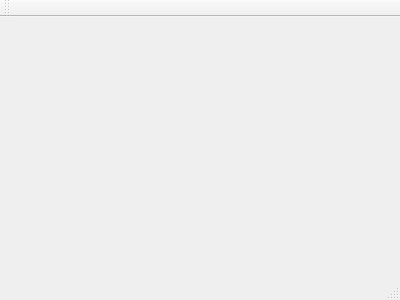
This is QT_project/WeerProject/mainwindow.ui in TheKayneGame/AlWEER-een-project as Qt 5 draws it before an edit. The edited form follows.
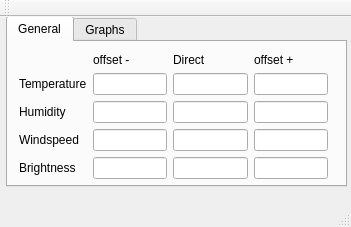
This is the edited form.

```diff
--- a/QT_project/WeerProject/mainwindow.ui
+++ b/QT_project/WeerProject/mainwindow.ui
@@ -1,24 +1,194 @@
 <ui version="4.0">
  <class>MainWindow</class>
- <widget class="QMainWindow" name="MainWindow" >
-  <property name="geometry" >
+ <widget class="QMainWindow" name="MainWindow">
+  <property name="geometry">
    <rect>
     <x>0</x>
     <y>0</y>
-    <width>400</width>
-    <height>300</height>
+    <width>351</width>
+    <height>227</height>
    </rect>
   </property>
   <property name="windowTitle" >
    <string>MainWindow</string>
   </property>
-  <widget class="QMenuBar" name="menuBar" />
-  <widget class="QToolBar" name="mainToolBar" />
-  <widget class="QWidget" name="centralWidget" />
-  <widget class="QStatusBar" name="statusBar" />
+  <widget class="QWidget" name="centralWidget">
+   <widget class="QTabWidget" name="tabWidget">
+    <property name="geometry">
+     <rect>
+      <x>6</x>
+      <y>-1</y>
+      <width>341</width>
+      <height>171</height>
+     </rect>
+    </property>
+    <property name="currentIndex">
+     <number>0</number>
+    </property>
+    <property name="movable">
+     <bool>true</bool>
+    </property>
+    <property name="tabBarAutoHide">
+     <bool>false</bool>
+    </property>
+    <widget class="QWidget" name="General">
+     <attribute name="title">
+      <string>General</string>
+     </attribute>
+     <widget class="QWidget" name="gridLayoutWidget">
+      <property name="geometry">
+       <rect>
+        <x>0</x>
+        <y>0</y>
+        <width>331</width>
+        <height>141</height>
+       </rect>
+      </property>
+      <layout class="QGridLayout" name="gridLayout">
+       <property name="sizeConstraint">
+        <enum>QLayout::SetMinAndMaxSize</enum>
+       </property>
+       <item row="1" column="0">
+        <widget class="QLabel" name="labelTemperature">
+         <property name="text">
+          <string>Temperature</string>
+         </property>
+        </widget>
+       </item>
+       <item row="4" column="0">
+        <widget class="QLabel" name="labelBrightness">
+         <property name="sizePolicy">
+          <sizepolicy hsizetype="Minimum" vsizetype="Minimum">
+           <horstretch>0</horstretch>
+           <verstretch>0</verstretch>
+          </sizepolicy>
+         </property>
+         <property name="text">
+          <string>Brightness</string>
+         </property>
+        </widget>
+       </item>
+       <item row="2" column="0">
+        <widget class="QLabel" name="labelHumidity">
+         <property name="text">
+          <string>Humidity</string>
+         </property>
+        </widget>
+       </item>
+       <item row="3" column="0">
+        <widget class="QLabel" name="labelWindspeed">
+         <property name="text">
+          <string>Windspeed</string>
+         </property>
+        </widget>
+       </item>
+       <item row="1" column="2">
+        <widget class="QLineEdit" name="showTemperature">
+         <property name="inputMask">
+          <string/>
+         </property>
+         <property name="readOnly">
+          <bool>true</bool>
+         </property>
+        </widget>
+       </item>
+       <item row="4" column="2">
+        <widget class="QLineEdit" name="showBrightness">
+         <property name="readOnly">
+          <bool>true</bool>
+         </property>
+        </widget>
+       </item>
+       <item row="3" column="2">
+        <widget class="QLineEdit" name="showWindspeed">
+         <property name="readOnly">
+          <bool>true</bool>
+         </property>
+        </widget>
+       </item>
+       <item row="2" column="2">
+        <widget class="QLineEdit" name="showHumidity">
+         <property name="readOnly">
+          <bool>true</bool>
+         </property>
+        </widget>
+       </item>
+       <item row="1" column="1">
+        <widget class="QLineEdit" name="minTemperatureText"/>
+       </item>
+       <item row="0" column="2">
+        <widget class="QLabel" name="label">
+         <property name="text">
+          <string>Direct</string>
+         </property>
+        </widget>
+       </item>
+       <item row="2" column="1">
+        <widget class="QLineEdit" name="minHumidityText"/>
+       </item>
+       <item row="3" column="1">
+        <widget class="QLineEdit" name="minWindspeedText"/>
+       </item>
+       <item row="4" column="1">
+        <widget class="QLineEdit" name="minBrightnessText"/>
+       </item>
+       <item row="1" column="3">
+        <widget class="QLineEdit" name="maxTemperatureText"/>
+       </item>
+       <item row="2" column="3">
+        <widget class="QLineEdit" name="maxHumidityText"/>
+       </item>
+       <item row="3" column="3">
+        <widget class="QLineEdit" name="maxWinspeedText"/>
+       </item>
+       <item row="4" column="3">
+        <widget class="QLineEdit" name="maxBrightnessText"/>
+       </item>
+       <item row="0" column="1">
+        <widget class="QLabel" name="minOffset">
+         <property name="text">
+          <string>offset -</string>
+         </property>
+        </widget>
+       </item>
+       <item row="0" column="3">
+        <widget class="QLabel" name="maxOffset">
+         <property name="text">
+          <string>offset +</string>
+         </property>
+        </widget>
+       </item>
+      </layout>
+     </widget>
+    </widget>
+    <widget class="QWidget" name="Graphs">
+     <attribute name="title">
+      <string>Graphs</string>
+     </attribute>
+    </widget>
+   </widget>
+  </widget>
+  <widget class="QMenuBar" name="menuBar">
+   <property name="geometry">
+    <rect>
+     <x>0</x>
+     <y>0</y>
+     <width>351</width>
+     <height>21</height>
+    </rect>
+   </property>
+  </widget>
+  <widget class="QToolBar" name="mainToolBar">
+   <attribute name="toolBarArea">
+    <enum>TopToolBarArea</enum>
+   </attribute>
+   <attribute name="toolBarBreak">
+    <bool>false</bool>
+   </attribute>
+  </widget>
+  <widget class="QStatusBar" name="statusBar"/>
  </widget>
- <layoutDefault spacing="6" margin="11" />
- <pixmapfunction></pixmapfunction>
+ <layoutdefault spacing="6" margin="11"/>
  <resources/>
  <connections/>
 </ui>
```
Left out of the diff: 3 changed lines with no effect on the pictures.
